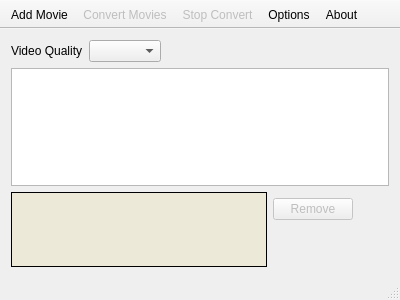
First picture: the form in mainwindow.ui, repository xandroalmeida/YAVC, before the edit.
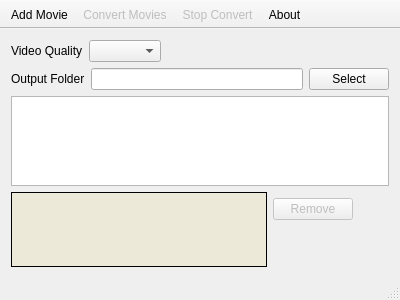
Second picture: the form after the edit. Icons and pictures are not drawn.

The edit to the form file:
```diff
--- a/mainwindow.ui
+++ b/mainwindow.ui
@@ -50,6 +50,27 @@
       </item>
      </layout>
     </item>
+    <item>
+     <layout class="QHBoxLayout" name="horizontalLayout_3">
+      <item>
+       <widget class="QLabel" name="label_2">
+        <property name="text">
+         <string>Output Folder</string>
+        </property>
+       </widget>
+      </item>
+      <item>
+       <widget class="QLineEdit" name="txtOutpuFolder"/>
+      </item>
+      <item>
+       <widget class="QPushButton" name="btnSelectOutputFolder">
+        <property name="text">
+         <string>Select</string>
+        </property>
+       </widget>
+      </item>
+     </layout>
+    </item>
     <item>
      <layout class="QVBoxLayout" name="verticalLayout">
       <item>
@@ -197,7 +218,6 @@
    <addaction name="actionAdd_Movie"/>
    <addaction name="actionConvert_Movies"/>
    <addaction name="actionStop_Convert"/>
-   <addaction name="actionOptions"/>
    <addaction name="actionAbout"/>
   </widget>
   <widget class="QStatusBar" name="statusBar"/>
```
Left out of the diff: 3 changed lines with no effect on the pictures.
